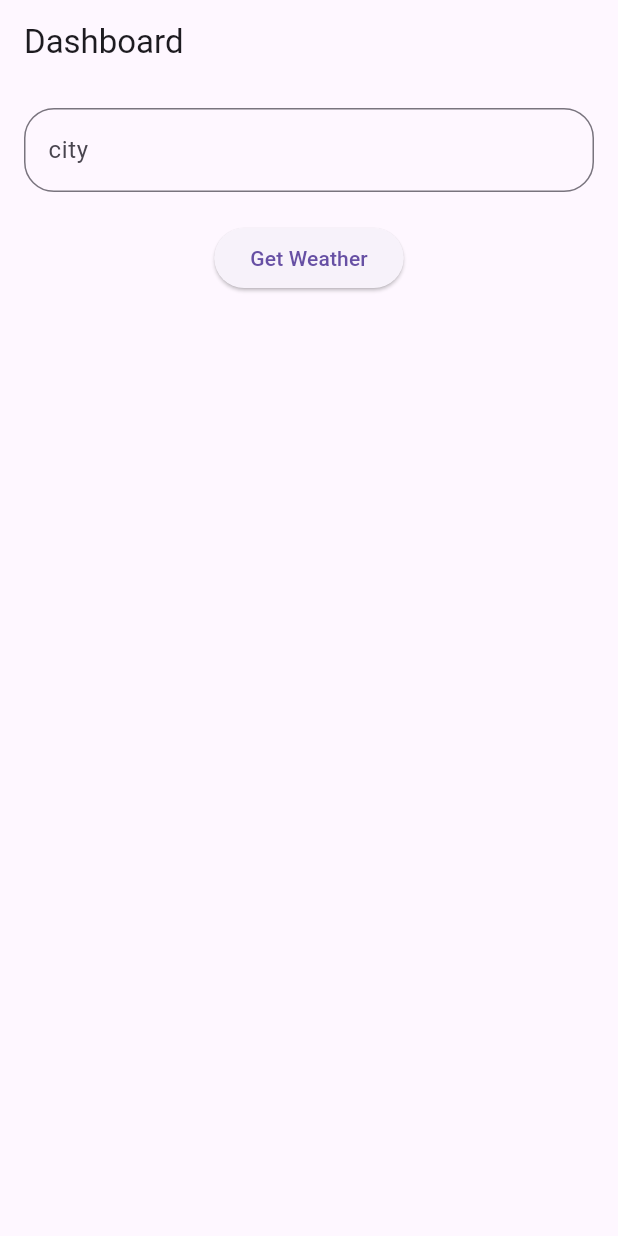
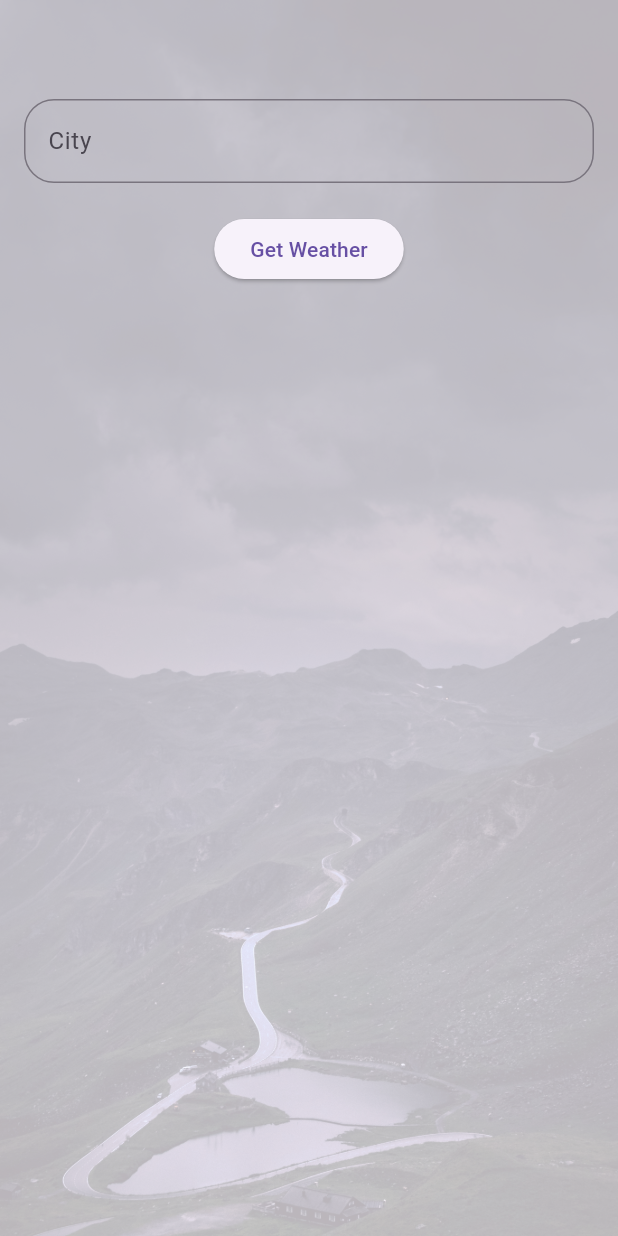
Before and after one commit to niju646/weatherApp, a Flutter app: the WeatherDashboard screen opened directly, on a phone screen of 412 x 824 dp. Run offline on Flutter 3.47's test engine with Material 3 defaults, Android fonts, the phone set to English and light mode, and no system bars; our stand-ins replace shared_preferences; accounts and stored records are empty; network calls fail.

Commit message:
updated dashboard

```diff
--- a/lib/models/weather.dart
+++ b/lib/models/weather.dart
@@ -2,14 +2,30 @@ class Weather {
   final String city;
   final double temperature;
   final String description;
+  final DateTime timestamp;
 
-  Weather({required this.city, required this.temperature, required this.description});
+  Weather({required this.city, required this.temperature, required this.description,required this.timestamp});
 
   factory Weather.fromJson(Map<String, dynamic> json) {
     return Weather(
       city: json['name'],
       temperature: json['main']['temp'],
       description: json['weather'][0]['description'],
+      timestamp: DateTime.now(),
+    );
+  }
+  Map<String, dynamic> toJson() => {
+        'city': city,
+        'temperature': temperature,
+        'description': description,
+        'timestamp': timestamp.toIso8601String(),
+      };
+      factory Weather.fromJsonHistory(Map<String, dynamic> json) {
+    return Weather(
+      city: json['city'],
+      temperature: json['temperature'],
+      description: json['description'],
+      timestamp: DateTime.parse(json['timestamp']),
     );
   }
 }
--- a/lib/screens/weather_dashboard.dart
+++ b/lib/screens/weather_dashboard.dart
@@ -12,57 +12,111 @@ class WeatherDashboard extends StatefulWidget {
 }
 
 class _WeatherDashboardState extends State<WeatherDashboard> {
-
   final WeatherService _weatherService = WeatherService();
   final TextEditingController _cityController = TextEditingController();
   Weather? _weather;
 
+
+
+
+
+
+  // Function to determine background image based on weather description
+  String _getBackgroundImage(String? description) {
+    if (description == null) return 'assets/cloudy.jpg'; // Default image
+    final desc = description.toLowerCase();
+    if (desc.contains('clear') || desc.contains('sun')) return 'assets/sun.jpg';
+    if (desc.contains('rain') || desc.contains('shower')) return 'assets/rainy.jpg';
+    if (desc.contains('cloud')) return 'assets/cloudy.jpg'; // Fixed typo
+    if (desc.contains('snow')) return 'assets/snowy.jpg'; // Fixed typo
+    return 'assets/cloudy.jpg'; // Fallback
+  }
+
+
   @override
   Widget build(BuildContext context) {
     final authProvider = Provider.of<AuthProvider>(context);
-    final token = authProvider.user!.accessToken;
+    final token = authProvider.user?.accessToken ?? '';
 
-    return  Scaffold(
-      appBar: AppBar(
-        title: Text("Dashboard"),
+    return Scaffold(
+      // appBar: AppBar(
+      //   title: const Text("Dashboard"),
+      // ),
+      body: AnimatedSwitcher(
+        duration: Duration(milliseconds: 500),
+        child: Container(
+          decoration: BoxDecoration(
+            image: DecorationImage(
+              image: AssetImage(_getBackgroundImage(_weather?.description)),
+              fit: BoxFit.cover,
+              colorFilter: ColorFilter.mode(
+                Colors.black.withOpacity(0.3),
+                BlendMode.dstATop,
               ),
-      body: Padding(padding: EdgeInsets.all(16.0,)
-      ,child: Column(
+            ),
+          ),
+          child: Padding(
+            padding: const EdgeInsets.all(16.0),
+            child: Column(
               children: [
+                SizedBox(height: 50,),
                 TextField(
                   controller: _cityController,
                   decoration: InputDecoration(
-              labelText: "city",
+                    labelText: "City",
                     border: OutlineInputBorder(
                       borderRadius: BorderRadius.circular(20),
-              )
                     ),
                   ),
-          const SizedBox(height: 20,),
-         ElevatedButton(onPressed:
-         () async {
-              try{
+                ),
+                const SizedBox(height: 20),
+                ElevatedButton(
+                  onPressed: () async {
+                    try {
                       final weather = await _weatherService.getWeather(_cityController.text, token);
-                  setState(() => _weather = weather);
-              }catch(e){
+                      setState(()  {
+                        _weather = weather;
+
+                      });
+                    } catch (e) {
                       try {
                         await authProvider.refresh();
-                    final weather = await _weatherService.getWeather(_cityController.text, authProvider.user!.accessToken);
-                    setState(() => _weather = weather);
-                  } catch (e) {
-                    ScaffoldMessenger.of(context).showSnackBar(SnackBar(content: Text(e.toString())));
+                        final weather = await _weatherService.getWeather(
+                          _cityController.text,
+                          authProvider.user!.accessToken,
+                        );
+
+                        setState(()  {
+                          _weather = weather;
+
+                        });
+                      } catch (error) {
+                        ScaffoldMessenger.of(context).showSnackBar(
+                          SnackBar(content: Text(error.toString())),
+                        );
                       }
                     }
-         }, child: Text("Get Weather"),),
-         if(_weather != null) ...[
-          SizedBox(height: 20,),
-          Text('city:${_weather!.city}',style: TextStyle(
-            fontSize: 20,
-          ),),
-          Text('Temperature: ${_weather!.temperature}°C', style: TextStyle(fontSize: 20)),
-          Text('Description: ${_weather!.description}', style: TextStyle(fontSize: 20)),
+                  },
+                  child: const Text("Get Weather"),
+                ),
+                if (_weather != null) ...[
+                  const SizedBox(height: 20),
+                  Text(
+                    'City: ${_weather!.city}',
+                    style: const TextStyle(fontSize: 20),
+                  ),
+                  Text(
+                    'Temperature: ${_weather!.temperature}°C',
+                    style: const TextStyle(fontSize: 20),
+                  ),
+                  Text(
+                    'Description: ${_weather!.description}',
+                    style: const TextStyle(fontSize: 20),
+                  ),
                 ]
               ],
+            ),
+          ),
         ),
       ),
     );
--- a/lib/services/auth_service.dart
+++ b/lib/services/auth_service.dart
@@ -4,7 +4,7 @@ import 'package:shared_preferences/shared_preferences.dart';
 import '../models/user.dart';
 
 class AuthService {
-  final String baseUrl = 'http://localhost:5000/api/auth';
+  final String baseUrl = 'http://192.168.0.27:5000/api/auth';
 
   Future<User> signup(String email, String password) async {
     final response = await http.post(
--- a/lib/services/weather_service.dart
+++ b/lib/services/weather_service.dart
@@ -3,7 +3,7 @@ import 'package:http/http.dart' as http;
 import '../models/weather.dart';
 
 class WeatherService {
-  final String baseUrl = 'http://localhost:5000/api/weather';
+  final String baseUrl = 'http://192.168.0.27:5000/api/weather';
 
   Future<Weather> getWeather(String city, String token) async {
     final response = await http.get(
```
Also changed, not shown: lib/screens/login_screen.dart (+25 -3 lines), lib/screens/signup_screen.dart (+21 -3 lines), lib/services/history_service.dart (added, +23 -0 lines), pubspec.yaml (+7 -6 lines), assets/cloudy.jpg (added), assets/rainy.jpg (added), assets/snowy.jpg (added), assets/sun.jpg (added), fonts/DancingScript-VariableFont_wght.ttf (added), 1 other file. Lines whose indentation alone changed are shown as unchanged.
